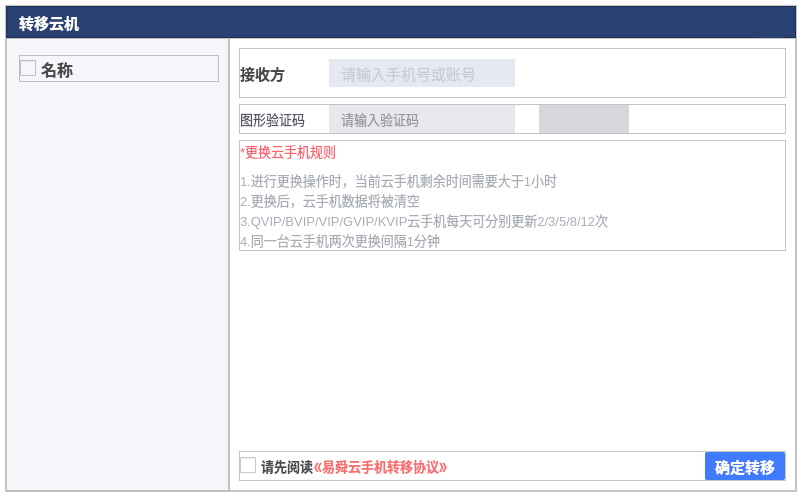
Before: the Qt Designer form transferphonedialog.ui in ZhouMei20220810/TEST, drawn with Qt 5.
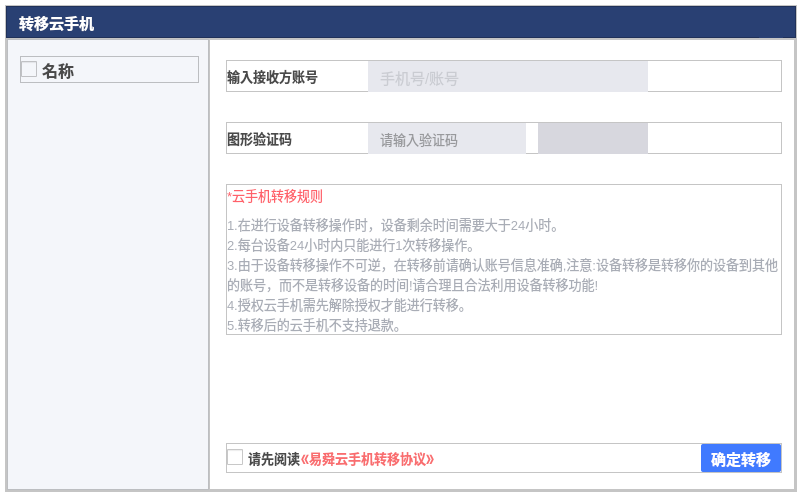
After: the same form once the commit is applied. Icons and pictures are not drawn.

Commit message: 转移云手机界面调整

Diff of the .ui file:
```diff
--- a/transferphonedialog.ui
+++ b/transferphonedialog.ui
@@ -307,7 +307,7 @@
             </font>
            </property>
            <property name="text">
-            <string>转移云机</string>
+            <string>转移云手机</string>
            </property>
           </widget>
          </item>
@@ -376,7 +376,29 @@
        </widget>
       </item>
       <item>
+       <widget class="QFrame" name="frame_10">
+        <property name="frameShape">
+         <enum>QFrame::StyledPanel</enum>
+        </property>
+        <property name="frameShadow">
+         <enum>QFrame::Raised</enum>
+        </property>
        <layout class="QHBoxLayout" name="horizontalLayout_4">
+         <property name="spacing">
+          <number>0</number>
+         </property>
+         <property name="leftMargin">
+          <number>0</number>
+         </property>
+         <property name="topMargin">
+          <number>0</number>
+         </property>
+         <property name="rightMargin">
+          <number>0</number>
+         </property>
+         <property name="bottomMargin">
+          <number>0</number>
+         </property>
         <item>
          <widget class="QFrame" name="frame_3">
           <property name="minimumSize">
@@ -529,12 +551,27 @@
            <enum>QFrame::Raised</enum>
           </property>
           <layout class="QVBoxLayout" name="verticalLayout">
+            <property name="spacing">
+             <number>30</number>
+            </property>
+            <property name="leftMargin">
+             <number>16</number>
+            </property>
+            <property name="topMargin">
+             <number>20</number>
+            </property>
+            <property name="rightMargin">
+             <number>12</number>
+            </property>
+            <property name="bottomMargin">
+             <number>16</number>
+            </property>
            <item>
             <widget class="QFrame" name="frame_9">
              <property name="minimumSize">
               <size>
                <width>0</width>
-               <height>50</height>
+                <height>32</height>
               </size>
              </property>
              <property name="frameShape">
@@ -545,7 +582,7 @@
              </property>
              <layout class="QHBoxLayout" name="horizontalLayout_7">
               <property name="spacing">
-               <number>24</number>
+                <number>12</number>
               </property>
               <property name="leftMargin">
                <number>0</number>
@@ -563,7 +600,7 @@
                <widget class="QLabel" name="label_8">
                 <property name="minimumSize">
                  <size>
-                  <width>65</width>
+                   <width>129</width>
                   <height>18</height>
                  </size>
                 </property>
@@ -575,7 +612,7 @@
                 </property>
                 <property name="font">
                  <font>
-                  <pointsize>11</pointsize>
+                   <pointsize>10</pointsize>
                   <bold>true</bold>
                  </font>
                 </property>
@@ -583,7 +620,7 @@
                  <string notr="true">color:#4A4A4A;</string>
                 </property>
                 <property name="text">
-                 <string>接收方</string>
+                  <string>输入接收方账号</string>
                 </property>
                </widget>
               </item>
@@ -591,14 +628,14 @@
                <widget class="QLineEdit" name="lineEditPhoneOrAccount">
                 <property name="minimumSize">
                  <size>
-                  <width>186</width>
-                  <height>28</height>
+                   <width>280</width>
+                   <height>32</height>
                  </size>
                 </property>
                 <property name="maximumSize">
                  <size>
-                  <width>186</width>
-                  <height>28</height>
+                   <width>280</width>
+                   <height>32</height>
                  </size>
                 </property>
                 <property name="font">
@@ -609,14 +646,14 @@
                 <property name="styleSheet">
                  <string notr="true">border:none;
 color:#ADAFB5;
-background-color: #E6E9F2;
+background-color: #E7E8EE;
 padding-left:10px;</string>
                 </property>
                 <property name="echoMode">
                  <enum>QLineEdit::Normal</enum>
                 </property>
                 <property name="placeholderText">
-                 <string>请输入手机号或账号</string>
+                  <string>手机号/账号</string>
                 </property>
                </widget>
               </item>
@@ -638,6 +675,12 @@
            </item>
            <item>
             <widget class="QFrame" name="frame_6">
+              <property name="minimumSize">
+               <size>
+                <width>0</width>
+                <height>32</height>
+               </size>
+              </property>
              <property name="frameShape">
               <enum>QFrame::StyledPanel</enum>
              </property>
@@ -646,7 +689,7 @@
              </property>
              <layout class="QHBoxLayout" name="horizontalLayout_5">
               <property name="spacing">
-               <number>24</number>
+                <number>12</number>
               </property>
               <property name="leftMargin">
                <number>0</number>
@@ -664,7 +707,7 @@
                <widget class="QLabel" name="label_3">
                 <property name="minimumSize">
                  <size>
-                  <width>65</width>
+                   <width>129</width>
                   <height>18</height>
                  </size>
                 </property>
@@ -677,10 +720,11 @@
                 <property name="font">
                  <font>
                   <pointsize>10</pointsize>
+                   <bold>true</bold>
                  </font>
                 </property>
                 <property name="styleSheet">
-                 <string notr="true">color:#505465;</string>
+                  <string notr="true">color:#4A4A4A</string>
                 </property>
                 <property name="text">
                  <string>图形验证码</string>
@@ -691,14 +735,14 @@
                <widget class="QLineEdit" name="lineEditPictureCode">
                 <property name="minimumSize">
                  <size>
-                  <width>186</width>
-                  <height>28</height>
+                   <width>158</width>
+                   <height>32</height>
                  </size>
                 </property>
                 <property name="maximumSize">
                  <size>
-                  <width>186</width>
-                  <height>28</height>
+                   <width>158</width>
+                   <height>32</height>
                  </size>
                 </property>
                 <property name="font">
@@ -709,7 +753,7 @@
                 <property name="styleSheet">
                  <string notr="true">border:none;
 color:#FF4A4A4A;
-background-color: #FFE7E8EE;
+background-color: #E7E8EE;
 padding-left:10px;</string>
                 </property>
                 <property name="echoMode">
@@ -724,14 +768,14 @@
                <widget class="QLabel" name="labelPictureCode">
                 <property name="minimumSize">
                  <size>
-                  <width>90</width>
-                  <height>28</height>
+                   <width>110</width>
+                   <height>32</height>
                  </size>
                 </property>
                 <property name="maximumSize">
                  <size>
-                  <width>90</width>
-                  <height>28</height>
+                   <width>110</width>
+                   <height>32</height>
                  </size>
                 </property>
                 <property name="styleSheet">
@@ -758,6 +802,19 @@
              </layout>
             </widget>
            </item>
+            <item>
+             <spacer name="verticalSpacer_2">
+              <property name="orientation">
+               <enum>Qt::Vertical</enum>
+              </property>
+              <property name="sizeHint" stdset="0">
+               <size>
+                <width>20</width>
+                <height>40</height>
+               </size>
+              </property>
+             </spacer>
+            </item>
            <item>
             <widget class="QFrame" name="frame_8">
              <property name="frameShape">
@@ -793,7 +850,7 @@
                  <string notr="true">color:#FF616A;</string>
                 </property>
                 <property name="text">
-                 <string>*更换云手机规则</string>
+                  <string>*云手机转移规则</string>
                 </property>
                </widget>
               </item>
@@ -808,10 +865,14 @@
                  <string notr="true">color:#A9ADB6;</string>
                 </property>
                 <property name="text">
-                 <string>1.进行更换操作时，当前云手机剩余时间需要大于1小时
-2.更换后，云手机数据将被清空
-3.QVIP/BVIP/VIP/GVIP/KVIP云手机每天可分别更新2/3/5/8/12次
-4.同一台云手机两次更换间隔1分钟</string>
+                  <string>1.在进行设备转移操作时，设备剩余时间需要大于24小时。 
+2.每台设备24小时内只能进行1次转移操作。 
+3.由于设备转移操作不可逆，在转移前请确认账号信息准确,注意:设备转移是转移你的设备到其他的账号，而不是转移设备的时间!请合理且合法利用设备转移功能! 
+4.授权云手机需先解除授权才能进行转移。 
+5.转移后的云手机不支持退款。</string>
+                 </property>
+                 <property name="wordWrap">
+                  <bool>true</bool>
                 </property>
                </widget>
               </item>
@@ -1011,6 +1072,7 @@
          </widget>
         </item>
        </layout>
+       </widget>
       </item>
      </layout>
     </widget>
```
Lines whose indentation alone changed are shown as unchanged. The commit also changes 6 other files.
